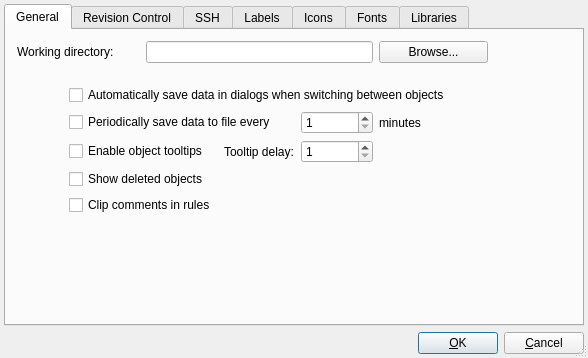
fwbuilder/fwbuilder, file src/gui/prefsdialog_q.ui: the form before one commit.
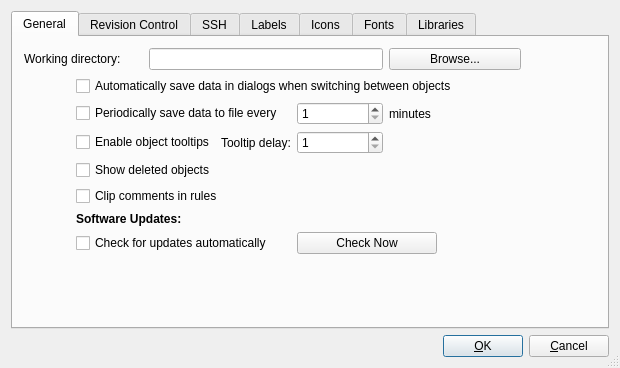
The form after the commit. The open tabs and pages were chosen to show the change.

Diff of the .ui file:
```diff
--- a/src/gui/prefsdialog_q.ui
+++ b/src/gui/prefsdialog_q.ui
@@ -8,8 +8,8 @@
    <rect>
     <x>0</x>
     <y>0</y>
-    <width>588</width>
-    <height>358</height>
+    <width>620</width>
+    <height>368</height>
    </rect>
   </property>
   <property name="windowTitle" >
@@ -19,88 +19,6 @@
    <bool>true</bool>
   </property>
   <layout class="QGridLayout" >
-   <property name="leftMargin" >
-    <number>4</number>
-   </property>
-   <property name="topMargin" >
-    <number>4</number>
-   </property>
-   <property name="rightMargin" >
-    <number>4</number>
-   </property>
-   <property name="bottomMargin" >
-    <number>4</number>
-   </property>
-   <property name="horizontalSpacing" >
-    <number>6</number>
-   </property>
-   <property name="verticalSpacing" >
-    <number>6</number>
-   </property>
-   <item row="1" column="0" >
-    <layout class="QHBoxLayout" >
-     <property name="spacing" >
-      <number>6</number>
-     </property>
-     <property name="leftMargin" >
-      <number>0</number>
-     </property>
-     <property name="topMargin" >
-      <number>0</number>
-     </property>
-     <property name="rightMargin" >
-      <number>0</number>
-     </property>
-     <property name="bottomMargin" >
-      <number>0</number>
-     </property>
-     <item>
-      <spacer>
-       <property name="orientation" >
-        <enum>Qt::Horizontal</enum>
-       </property>
-       <property name="sizeType" >
-        <enum>QSizePolicy::Expanding</enum>
-       </property>
-       <property name="sizeHint" >
-        <size>
-         <width>20</width>
-         <height>20</height>
-        </size>
-       </property>
-      </spacer>
-     </item>
-     <item>
-      <widget class="QPushButton" name="buttonOk" >
-       <property name="text" >
-        <string>&amp;OK</string>
-       </property>
-       <property name="shortcut" >
-        <string/>
-       </property>
-       <property name="autoDefault" >
-        <bool>true</bool>
-       </property>
-       <property name="default" >
-        <bool>true</bool>
-       </property>
-      </widget>
-     </item>
-     <item>
-      <widget class="QPushButton" name="buttonCancel" >
-       <property name="text" >
-        <string>&amp;Cancel</string>
-       </property>
-       <property name="shortcut" >
-        <string/>
-       </property>
-       <property name="autoDefault" >
-        <bool>true</bool>
-       </property>
-      </widget>
-     </item>
-    </layout>
-   </item>
    <item row="0" column="0" >
     <widget class="QTabWidget" name="tabWidget" >
      <property name="currentIndex" >
@@ -137,7 +55,7 @@
          </property>
         </widget>
        </item>
-       <item row="0" column="5" colspan="2" >
+       <item row="0" column="5" colspan="3" >
         <widget class="QPushButton" name="browseWDir" >
          <property name="sizePolicy" >
           <sizepolicy vsizetype="Fixed" hsizetype="Preferred" >
@@ -156,7 +74,7 @@
          </property>
         </widget>
        </item>
-       <item row="0" column="7" >
+       <item row="0" column="8" >
         <spacer>
          <property name="orientation" >
           <enum>Qt::Horizontal</enum>
@@ -172,23 +90,7 @@
          </property>
         </spacer>
        </item>
-       <item row="1" column="4" >
-        <spacer>
-         <property name="orientation" >
-          <enum>Qt::Vertical</enum>
-         </property>
-         <property name="sizeType" >
-          <enum>QSizePolicy::Fixed</enum>
-         </property>
-         <property name="sizeHint" >
-          <size>
-           <width>20</width>
-           <height>16</height>
-          </size>
-         </property>
-        </spacer>
-       </item>
-       <item rowspan="2" row="2" column="0" >
+       <item rowspan="2" row="1" column="0" >
         <spacer>
          <property name="orientation" >
           <enum>Qt::Horizontal</enum>
@@ -204,14 +106,14 @@
          </property>
         </spacer>
        </item>
-       <item row="2" column="1" colspan="5" >
+       <item row="1" column="1" colspan="6" >
         <widget class="QCheckBox" name="autosave" >
          <property name="text" >
           <string>Automatically save data in dialogs when switching between objects</string>
          </property>
         </widget>
        </item>
-       <item row="2" column="6" colspan="2" >
+       <item row="1" column="7" colspan="2" >
         <spacer>
          <property name="orientation" >
           <enum>Qt::Horizontal</enum>
@@ -227,14 +129,14 @@
          </property>
         </spacer>
        </item>
-       <item row="3" column="1" colspan="3" >
+       <item row="2" column="1" colspan="3" >
         <widget class="QCheckBox" name="autosaveFile" >
          <property name="text" >
           <string>Periodically save data to file every </string>
          </property>
         </widget>
        </item>
-       <item row="3" column="4" >
+       <item row="2" column="4" >
         <widget class="QSpinBox" name="autosaveInterval" >
          <property name="minimum" >
           <number>1</number>
@@ -244,7 +146,7 @@
          </property>
         </widget>
        </item>
-       <item row="3" column="5" >
+       <item row="2" column="5" colspan="2" >
         <widget class="QLabel" name="textLabel1_3" >
          <property name="text" >
           <string>minutes</string>
@@ -254,14 +156,14 @@
          </property>
         </widget>
        </item>
-       <item row="4" column="1" colspan="2" >
+       <item row="3" column="1" colspan="2" >
         <widget class="QCheckBox" name="objTooltips" >
          <property name="text" >
           <string>Enable object tooltips</string>
          </property>
         </widget>
        </item>
-       <item row="4" column="3" >
+       <item row="3" column="3" >
         <widget class="QLabel" name="textLabel1_6" >
          <property name="text" >
           <string>Tooltip delay:</string>
@@ -271,14 +173,14 @@
          </property>
         </widget>
        </item>
-       <item row="4" column="4" >
+       <item row="3" column="4" >
         <widget class="QSpinBox" name="tooltipDelay" >
          <property name="minimum" >
           <number>1</number>
          </property>
         </widget>
        </item>
-       <item row="4" column="5" colspan="3" >
+       <item row="3" column="5" colspan="4" >
         <spacer>
          <property name="orientation" >
           <enum>Qt::Horizontal</enum>
@@ -294,21 +196,61 @@
          </property>
         </spacer>
        </item>
-       <item row="5" column="1" colspan="5" >
+       <item row="4" column="1" colspan="6" >
         <widget class="QCheckBox" name="deletedObj" >
          <property name="text" >
           <string>Show deleted objects</string>
          </property>
         </widget>
        </item>
-       <item row="6" column="1" colspan="5" >
+       <item row="5" column="1" colspan="6" >
         <widget class="QCheckBox" name="chClipComment" >
          <property name="text" >
           <string>Clip comments in rules</string>
          </property>
         </widget>
        </item>
-       <item row="7" column="4" >
+       <item row="6" column="1" colspan="6" >
+        <widget class="QLabel" name="label" >
+         <property name="font" >
+          <font>
+           <weight>75</weight>
+           <bold>true</bold>
+          </font>
+         </property>
+         <property name="text" >
+          <string>Software Updates:</string>
+         </property>
+        </widget>
+       </item>
+       <item row="7" column="1" colspan="3" >
+        <widget class="QCheckBox" name="checkUpdates" >
+         <property name="text" >
+          <string>Check for updates automatically</string>
+         </property>
+        </widget>
+       </item>
+       <item row="7" column="4" colspan="2" >
+        <widget class="QPushButton" name="checkUpdatesNow" >
+         <property name="text" >
+          <string>Check Now</string>
+         </property>
+        </widget>
+       </item>
+       <item row="7" column="6" colspan="3" >
+        <spacer>
+         <property name="orientation" >
+          <enum>Qt::Horizontal</enum>
+         </property>
+         <property name="sizeHint" >
+          <size>
+           <width>91</width>
+           <height>20</height>
+          </size>
+         </property>
+        </spacer>
+       </item>
+       <item row="8" column="4" >
         <spacer>
          <property name="orientation" >
           <enum>Qt::Vertical</enum>
@@ -318,7 +260,7 @@
          </property>
          <property name="sizeHint" >
           <size>
-           <width>20</width>
+           <width>86</width>
            <height>20</height>
           </size>
          </property>
@@ -882,6 +824,70 @@
      </widget>
     </widget>
    </item>
+   <item row="1" column="0" >
+    <layout class="QHBoxLayout" >
+     <property name="spacing" >
+      <number>6</number>
+     </property>
+     <property name="leftMargin" >
+      <number>0</number>
+     </property>
+     <property name="topMargin" >
+      <number>0</number>
+     </property>
+     <property name="rightMargin" >
+      <number>0</number>
+     </property>
+     <property name="bottomMargin" >
+      <number>0</number>
+     </property>
+     <item>
+      <spacer>
+       <property name="orientation" >
+        <enum>Qt::Horizontal</enum>
+       </property>
+       <property name="sizeType" >
+        <enum>QSizePolicy::Expanding</enum>
+       </property>
+       <property name="sizeHint" >
+        <size>
+         <width>20</width>
+         <height>20</height>
+        </size>
+       </property>
+      </spacer>
+     </item>
+     <item>
+      <widget class="QPushButton" name="buttonOk" >
+       <property name="text" >
+        <string>&amp;OK</string>
+       </property>
+       <property name="shortcut" >
+        <string/>
+       </property>
+       <property name="autoDefault" >
+        <bool>true</bool>
+       </property>
+       <property name="default" >
+        <bool>true</bool>
+       </property>
+      </widget>
+     </item>
+     <item>
+      <widget class="QPushButton" name="buttonCancel" >
+       <property name="text" >
+        <string>&amp;Cancel</string>
+       </property>
+       <property name="shortcut" >
+        <string/>
+       </property>
+       <property name="autoDefault" >
+        <bool>true</bool>
+       </property>
+      </widget>
+     </item>
+    </layout>
+   </item>
   </layout>
  </widget>
  <layoutdefault spacing="6" margin="11" />
```
Left out of the diff: 18 changed lines with no effect on the pictures.
